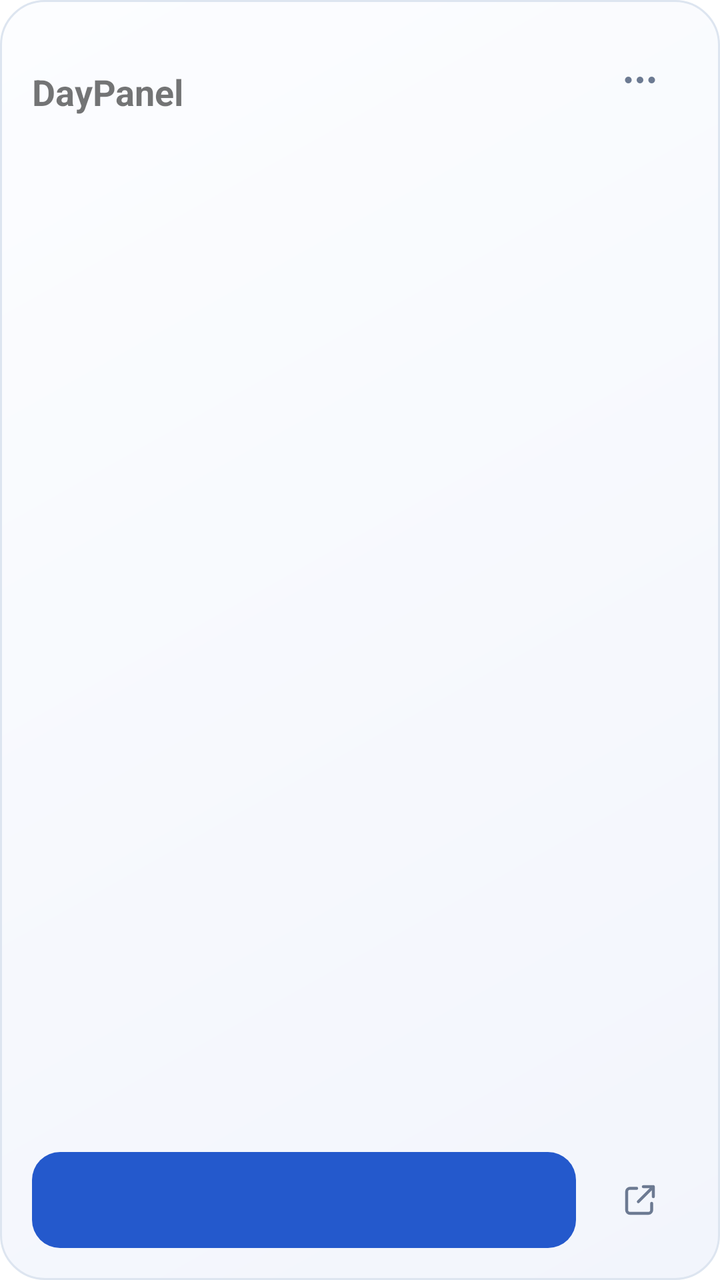
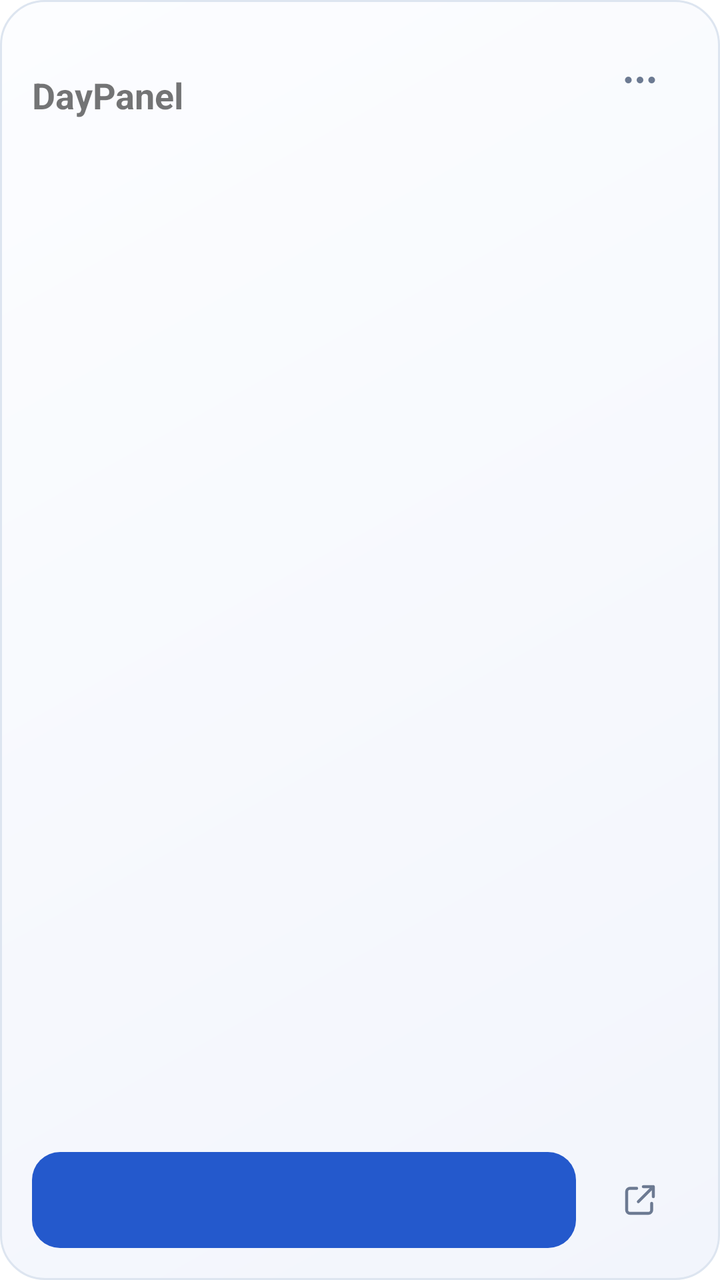

An Android layout rendered at two revisions. The XML below is the earlier revision; the diff shows what the commit changed to produce the second picture.
<!-- AndroidManifest.xml: fallback theme Theme.MaterialComponents.DayNight.NoActionBar -->
<!-- res/layout/daypanel_widget.xml -->
<LinearLayout xmlns:android="http://schemas.android.com/apk/res/android"
    android:id="@+id/widget_root" android:layout_width="match_parent" android:layout_height="match_parent"
    android:orientation="vertical" android:padding="16dp" android:background="@drawable/widget_light">
    <LinearLayout android:layout_width="match_parent" android:layout_height="48dp" android:orientation="horizontal" android:gravity="center_vertical">
        <ImageView android:id="@+id/widget_icon" android:layout_width="40dp" android:layout_height="40dp" android:layout_marginEnd="10dp" android:importantForAccessibility="no" android:visibility="gone" />
        <LinearLayout android:id="@+id/widget_heading" android:layout_width="0dp" android:layout_weight="1" android:layout_height="match_parent" android:orientation="vertical" android:gravity="center_vertical">
            <TextView android:id="@+id/widget_date" android:layout_width="match_parent" android:layout_height="16dp" android:autoSizeTextType="uniform" android:autoSizeMinTextSize="8sp" android:autoSizeMaxTextSize="11sp" android:autoSizeStepGranularity="1sp" android:textSize="11sp" android:maxLines="1" android:ellipsize="end" android:includeFontPadding="false" />
            <TextView android:id="@+id/widget_title" android:layout_width="match_parent" android:layout_height="26dp" android:autoSizeTextType="uniform" android:autoSizeMinTextSize="10sp" android:autoSizeMaxTextSize="18sp" android:autoSizeStepGranularity="1sp" android:layout_marginTop="3dp" android:text="DayPanel" android:textSize="18sp" android:textStyle="bold" android:maxLines="1" android:ellipsize="end" android:includeFontPadding="false" />
        </LinearLayout>
        <ImageView android:id="@+id/widget_settings" android:layout_width="48dp" android:layout_height="48dp" android:padding="14dp" android:src="@drawable/widget_more" android:background="@drawable/widget_setting" />
    </LinearLayout>
    <LinearLayout android:id="@+id/widget_content" android:layout_width="match_parent" android:layout_height="0dp" android:layout_weight="1" android:orientation="vertical" android:gravity="center_vertical" android:paddingTop="8dp" android:paddingBottom="8dp">
        <TextView android:id="@+id/widget_state" android:layout_width="match_parent" android:layout_height="0dp" android:layout_weight="1" android:gravity="center_vertical" android:autoSizeTextType="uniform" android:autoSizeMinTextSize="10sp" android:autoSizeMaxTextSize="28sp" android:autoSizeStepGranularity="1sp" android:textSize="24sp" android:textStyle="bold" android:maxLines="2" android:ellipsize="end" android:includeFontPadding="false" />
        <TextView android:id="@+id/widget_hint" android:layout_width="match_parent" android:layout_height="18dp" android:autoSizeTextType="uniform" android:autoSizeMinTextSize="9sp" android:autoSizeMaxTextSize="12sp" android:autoSizeStepGranularity="1sp" android:textSize="12sp" android:layout_marginTop="6dp" android:maxLines="1" android:ellipsize="end" android:includeFontPadding="false" />
        <ImageView android:id="@+id/widget_progress" android:layout_width="match_parent" android:layout_height="4dp" android:layout_marginTop="10dp" android:scaleType="fitXY" android:importantForAccessibility="no" android:visibility="gone" />
    </LinearLayout>
    <LinearLayout android:layout_width="match_parent" android:layout_height="48dp" android:orientation="horizontal" android:gravity="center_vertical">
        <TextView android:id="@+id/widget_action" android:autoSizeTextType="uniform" android:autoSizeMinTextSize="10sp" android:autoSizeMaxTextSize="14sp" android:autoSizeStepGranularity="1sp" android:layout_width="0dp" android:layout_weight="1" android:layout_height="match_parent" android:gravity="center" android:paddingStart="8dp" android:paddingEnd="8dp" android:textSize="14sp" android:textStyle="bold" android:textColor="#FFFFFF" android:maxLines="1" android:ellipsize="end" android:background="@drawable/widget_action" />
        <ImageView android:id="@+id/widget_details" android:layout_width="48dp" android:layout_height="48dp" android:layout_marginStart="8dp" android:padding="14dp" android:src="@drawable/widget_open" android:background="@drawable/widget_setting" />
    </LinearLayout>
</LinearLayout>
<!-- resources referenced by this layout -->
<resources>
  <!-- drawable widget_action (drawable) -->
  <shape xmlns:android="http://schemas.android.com/apk/res/android">
      <gradient android:startColor="#2459CC" android:endColor="#2459CC" android:angle="315" /><corners android:radius="14dp" />
  </shape>
  <!-- drawable widget_light (drawable) -->
  <shape xmlns:android="http://schemas.android.com/apk/res/android">
      <gradient android:startColor="#FCFDFF" android:endColor="#F2F5FC" android:angle="315" />
      <corners android:radius="22dp" /><stroke android:width="1dp" android:color="#DDE5F0" />
  </shape>
  <!-- drawable widget_more (drawable) -->
  <vector xmlns:android="http://schemas.android.com/apk/res/android" android:width="20dp" android:height="20dp" android:viewportWidth="24" android:viewportHeight="24">
      <path android:fillColor="#6C7A92" android:pathData="M5,10a2,2 0,1 0,0 4a2,2 0,1 0,0 -4M12,10a2,2 0,1 0,0 4a2,2 0,1 0,0 -4M19,10a2,2 0,1 0,0 4a2,2 0,1 0,0 -4" />
  </vector>
  <!-- drawable widget_open (drawable) -->
  <vector xmlns:android="http://schemas.android.com/apk/res/android" android:width="20dp" android:height="20dp" android:viewportWidth="24" android:viewportHeight="24">
      <path android:fillColor="#00000000" android:strokeColor="#6C7A92" android:strokeWidth="1.8" android:strokeLineCap="round" android:strokeLineJoin="round" android:pathData="M14,4H20V10M20,4L11,13M10,5H6A2,2 0,0 0,4 7V18A2,2 0,0 0,6 20H17A2,2 0,0 0,19 18V14" />
  </vector>
  <!-- drawable widget_setting (drawable) -->
  <shape xmlns:android="http://schemas.android.com/apk/res/android"><solid android:color="#00000000" /><corners android:radius="14dp" /></shape>
</resources>

<!-- the commit's change to res/layout/daypanel_widget.xml (unified diff, before → after) -->
@@ -4,8 +4,8 @@
     <LinearLayout android:layout_width="match_parent" android:layout_height="48dp" android:orientation="horizontal" android:gravity="center_vertical">
         <ImageView android:id="@+id/widget_icon" android:layout_width="40dp" android:layout_height="40dp" android:layout_marginEnd="10dp" android:importantForAccessibility="no" android:visibility="gone" />
         <LinearLayout android:id="@+id/widget_heading" android:layout_width="0dp" android:layout_weight="1" android:layout_height="match_parent" android:orientation="vertical" android:gravity="center_vertical">
-            <TextView android:id="@+id/widget_date" android:layout_width="match_parent" android:layout_height="16dp" android:autoSizeTextType="uniform" android:autoSizeMinTextSize="8sp" android:autoSizeMaxTextSize="11sp" android:autoSizeStepGranularity="1sp" android:textSize="11sp" android:maxLines="1" android:ellipsize="end" android:includeFontPadding="false" />
-            <TextView android:id="@+id/widget_title" android:layout_width="match_parent" android:layout_height="26dp" android:autoSizeTextType="uniform" android:autoSizeMinTextSize="10sp" android:autoSizeMaxTextSize="18sp" android:autoSizeStepGranularity="1sp" android:layout_marginTop="3dp" android:text="DayPanel" android:textSize="18sp" android:textStyle="bold" android:maxLines="1" android:ellipsize="end" android:includeFontPadding="false" />
+            <TextView android:id="@+id/widget_date" android:layout_width="match_parent" android:layout_height="20dp" android:autoSizeTextType="uniform" android:autoSizeMinTextSize="8sp" android:autoSizeMaxTextSize="11sp" android:autoSizeStepGranularity="1sp" android:textSize="11sp" android:maxLines="1" android:ellipsize="end" android:includeFontPadding="false" />
+            <TextView android:id="@+id/widget_title" android:layout_width="match_parent" android:layout_height="26dp" android:autoSizeTextType="uniform" android:autoSizeMinTextSize="10sp" android:autoSizeMaxTextSize="18sp" android:autoSizeStepGranularity="1sp" android:layout_marginTop="2dp" android:text="DayPanel" android:textSize="18sp" android:textStyle="bold" android:maxLines="1" android:ellipsize="end" android:includeFontPadding="false" />
         </LinearLayout>
         <ImageView android:id="@+id/widget_settings" android:layout_width="48dp" android:layout_height="48dp" android:padding="14dp" android:src="@drawable/widget_more" android:background="@drawable/widget_setting" />
     </LinearLayout>
